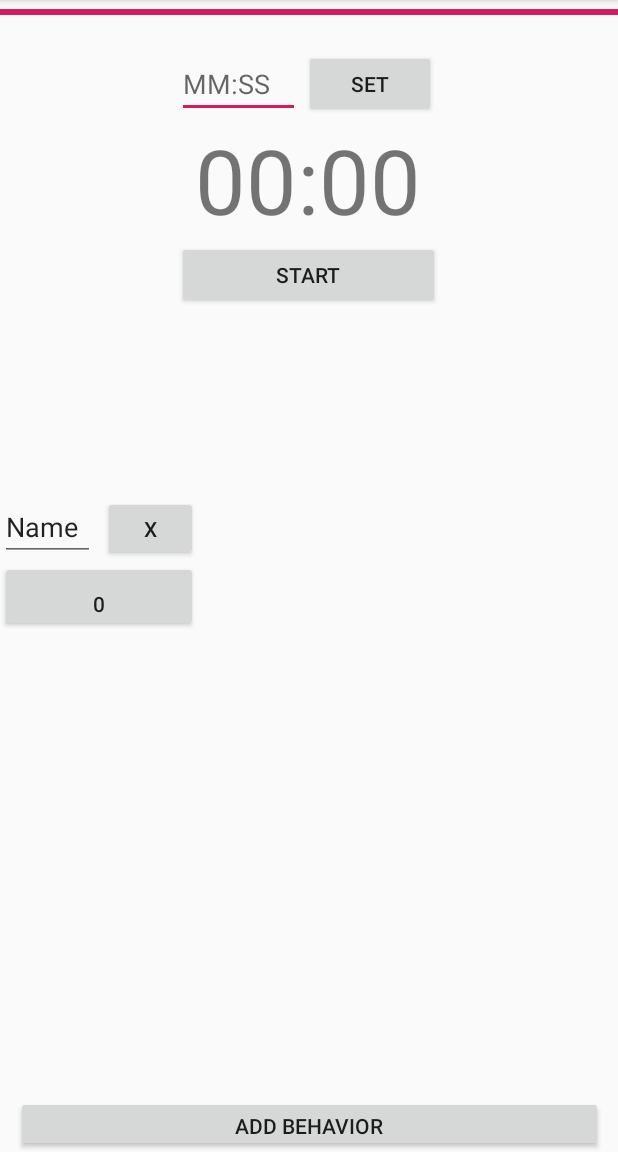
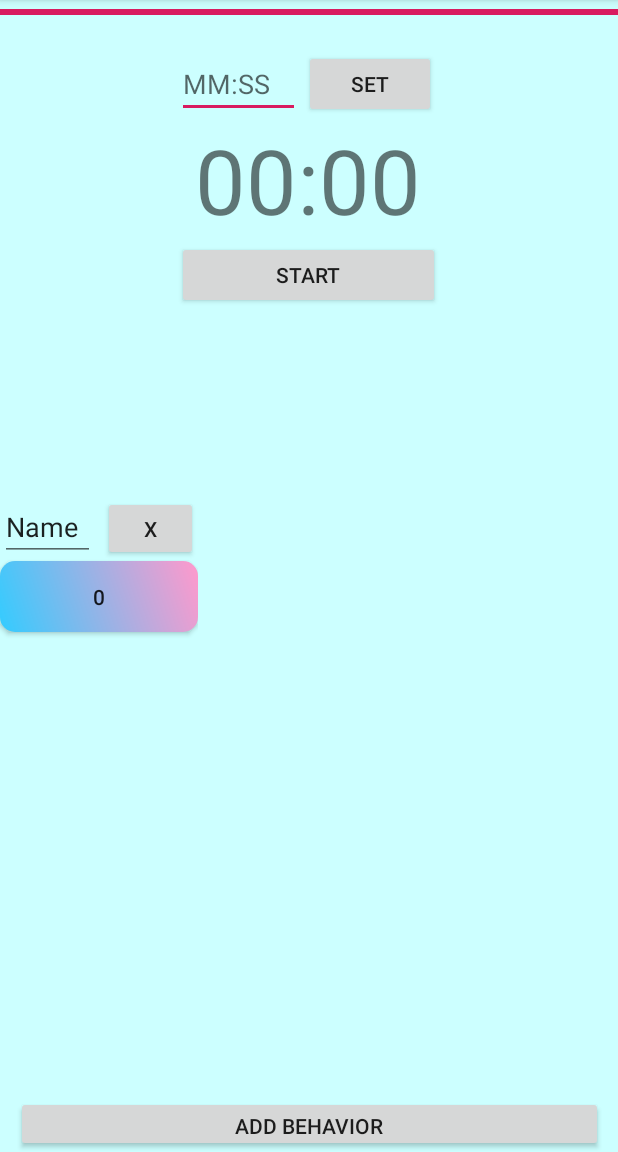
Before and after one commit to SparkDevTeams/disabilityTechRep, an Android app: the screen it shows after launch (MainActivity), on a phone screen of 412 x 824 dp, the part 84-1236 px from its top. Run offline under Robolectric (Android 15) with nearby library versions, the phone set to English and light mode, and no system bars.

Commit message:
color change for alarm

```diff
--- /dev/null
+++ b/app/src/main/res/drawable/btn_round.xml
@@ -0,0 +1,6 @@
+<?xml version="1.0" encoding="utf-8"?>
+<shape xmlns:android="http://schemas.android.com/apk/res/android" android:shape="rectangle">
+
+<gradient android:startColor="#33ccff" android:endColor="#ff99cc"  android:type="linear" android:angle="45"/>
+    <corners android:radius="10dp" />
+</shape>
--- a/app/src/main/res/layout/activity_main.xml
+++ b/app/src/main/res/layout/activity_main.xml
@@ -4,6 +4,7 @@
     xmlns:tools="http://schemas.android.com/tools"
     android:layout_width="match_parent"
     android:layout_height="match_parent"
+    android:background="#ccffff"
     tools:context=".MainActivity">
 
     <fragment
--- a/app/src/main/res/layout/fragment_behavior.xml
+++ b/app/src/main/res/layout/fragment_behavior.xml
@@ -14,6 +14,7 @@
         android:layout_weight="1"
         android:layout_marginBottom="0dp"
         android:paddingBottom="0dp"
+        android:background="@drawable/btn_round"
         app:layout_constraintBottom_toBottomOf="parent"
         app:layout_constraintEnd_toEndOf="parent"
         app:layout_constraintStart_toStartOf="parent"
```
